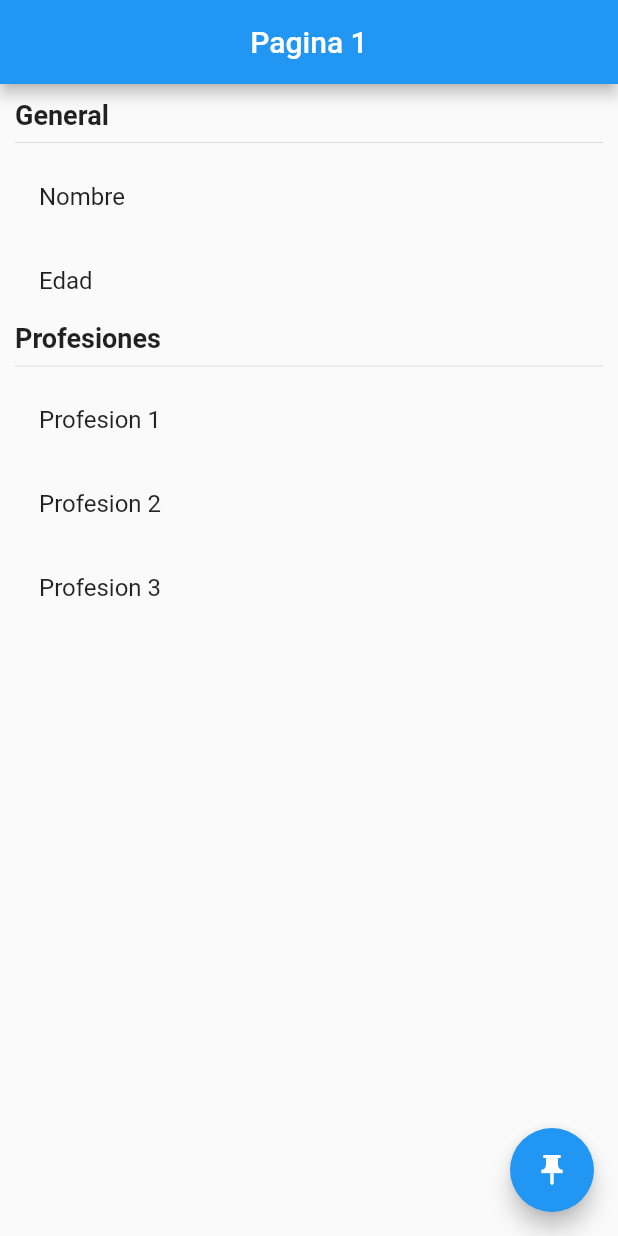
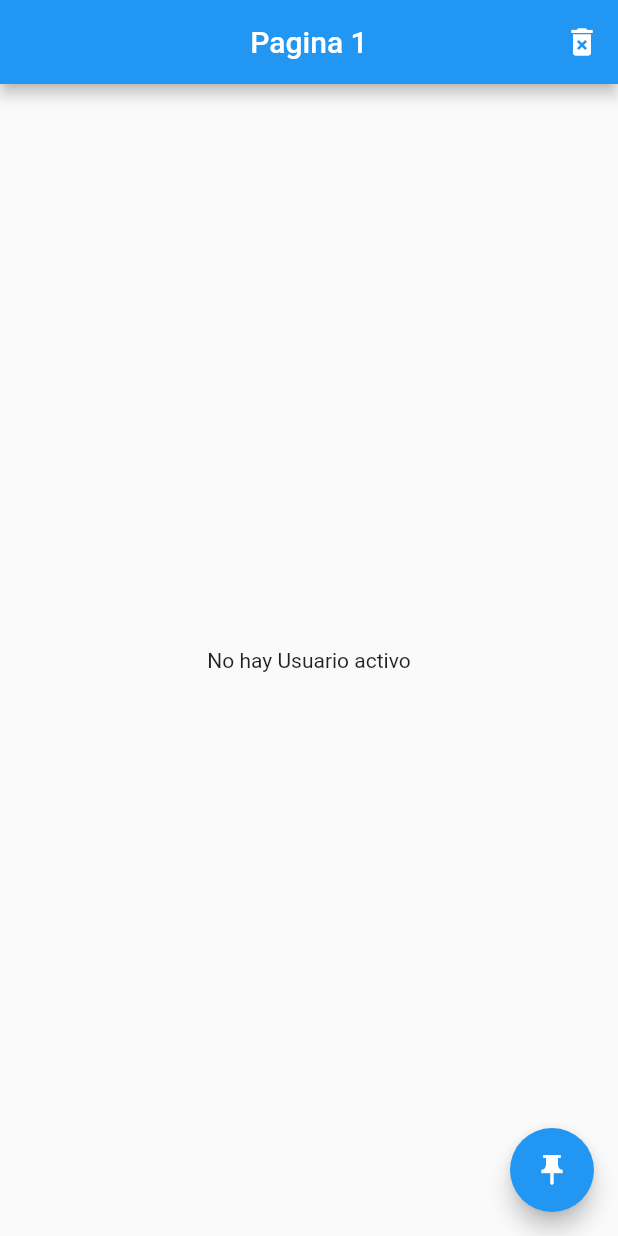
Before and after one commit to Jrosado16/manejar-estados-flutter, a Flutter app: the screen it shows after launch, on a phone screen of 412 x 824 dp. Run offline on Flutter 3.47's test engine with Material 2 defaults, Android fonts, the phone set to English and light mode, and no system bars; our stand-ins replace flutter_bloc.

Commit message:
Subida de app

```diff
--- /dev/null
+++ b/lib/bloc/usuario/usuario_bloc.dart
@@ -0,0 +1,42 @@
+
+import 'package:estados/models/Usuario.model.dart';
+import 'package:flutter_bloc/flutter_bloc.dart';
+
+part 'usuario_event.dart';
+part 'usuario_state.dart';
+
+class UsuarioBloc extends Bloc<UsuarioEvent, UsuarioState>{
+  UsuarioBloc() : super(UsuarioState());
+
+  @override
+  Stream<UsuarioState> mapEventToState(UsuarioEvent event) async*{
+
+    if(event is ActivarUsuario){
+      yield state.copyWith(usuario: event.usuario);
+
+    }else if(event is CambiarEdad){
+
+      yield state.copyWith(
+        usuario: state.usuario.copyWith(
+          edad: event.edad
+        )
+      );
+
+    }else if(event is AgregarProfesion){
+      String newProfesion = 'Profesion ${state.usuario.profesiones.length}';
+      yield state.copyWith(
+        usuario: state.usuario.copyWith(
+          profesiones: [
+            ...state.usuario.profesiones,
+            newProfesion
+          ]
+        )
+      );
+      // yield UsuarioState(user: state.usuario.copyWith(profesiones: newProfesion));
+
+    }else if(event is BorraUsuario){
+      yield state.usuarioInical();
+    }
+  }
+
+}
--- /dev/null
+++ b/lib/bloc/usuario/usuario_event.dart
@@ -0,0 +1,21 @@
+part of 'usuario_bloc.dart';
+
+abstract class UsuarioEvent {}
+
+class ActivarUsuario extends UsuarioEvent {
+  final Usuario usuario;
+
+  ActivarUsuario(this.usuario);
+}
+
+class CambiarEdad extends UsuarioEvent {
+  final int edad;
+  CambiarEdad(this.edad);
+}
+
+class AgregarProfesion extends UsuarioEvent {
+  final String profesion;
+  AgregarProfesion(this.profesion);
+}
+
+class BorraUsuario extends UsuarioEvent{}
--- /dev/null
+++ b/lib/bloc/usuario/usuario_state.dart
@@ -0,0 +1,16 @@
+part of 'usuario_bloc.dart';
+
+class UsuarioState {
+  final bool existeUsuario;
+  final Usuario usuario;
+
+  UsuarioState({Usuario user})
+      : usuario = user ?? null,
+        existeUsuario = user != null ? true : false;
+
+  UsuarioState copyWith({Usuario usuario})=> UsuarioState(
+    user: usuario ?? this.usuario
+  );
+
+  UsuarioState usuarioInical() => UsuarioState();
+}
--- a/lib/main.dart
+++ b/lib/main.dart
@@ -1,13 +1,20 @@
 import 'package:estados/pages/pagina1.page.dart';
 import 'package:estados/pages/pagina2.page.dart';
 import 'package:flutter/material.dart';
+import 'package:flutter_bloc/flutter_bloc.dart';
+
+import 'package:estados/bloc/usuario/usuario_bloc.dart';
 
 void main() => runApp(MyApp());
 
 class MyApp extends StatelessWidget {
   @override
   Widget build(BuildContext context) {
-    return MaterialApp(
+    return MultiBlocProvider(
+      providers: [
+        BlocProvider(create: (_) => new  UsuarioBloc())
+      ],
+      child: MaterialApp(
         title: 'Material App',
         debugShowCheckedModeBanner: false,
         initialRoute: 'page1',
@@ -15,6 +22,7 @@ class MyApp extends StatelessWidget {
           'page1': (_) => Pagina1Page(),
           'page2': (_) => Pagina2Page()
         },
+      ),
     );
   }
 }
--- a/lib/models/Usuario.model.dart
+++ b/lib/models/Usuario.model.dart
@@ -4,4 +4,15 @@ class Usuario {
   List<String> profesiones;
 
   Usuario({this.edad, this.nombre, this.profesiones});
+
+  Usuario copyWith({
+    String nombre,
+    int edad,
+    List<String> profesiones
+    })
+  => Usuario(
+    nombre: nombre ?? this.nombre,
+    edad: edad ?? this.edad,
+    profesiones: profesiones ?? this.profesiones,
+  );
 }
--- a/lib/pages/pagina1.page.dart
+++ b/lib/pages/pagina1.page.dart
@@ -1,4 +1,9 @@
+import 'package:estados/models/Usuario.model.dart';
 import 'package:flutter/material.dart';
+import 'package:flutter_bloc/flutter_bloc.dart';
+
+import 'package:estados/bloc/usuario/usuario_bloc.dart';
+
 
 
 class Pagina1Page extends StatelessWidget {
@@ -9,28 +14,24 @@ class Pagina1Page extends StatelessWidget {
       appBar: AppBar(
         title: Text('Pagina 1'),
         centerTitle: true,
+        actions: [
+          IconButton(
+            icon: Icon(Icons.delete_forever),
+            onPressed: (){
+              BlocProvider.of<UsuarioBloc>(context).add(BorraUsuario());
+            },
+          )
+        ],
       ),
-      body: Container(
-        padding: EdgeInsets.symmetric(horizontal: 10.0, vertical: 10.0),
-        child: Column(
-          mainAxisAlignment: MainAxisAlignment.start,
-          crossAxisAlignment: CrossAxisAlignment.start,
-          children: [
-            Text('General', style: TextStyle(fontSize: 18, fontWeight: FontWeight.bold),),
-            Divider(),
-            ListTile(title: Text('Nombre'),),
-            ListTile(title: Text('Edad'),),
-
-            Text('Profesiones', style: TextStyle(fontSize: 18, fontWeight: FontWeight.bold),),
-            Divider(),
-
-            ListTile(title: Text('Profesion 1'),),
-            ListTile(title: Text('Profesion 2'),),
-            ListTile(title: Text('Profesion 3'),),
-
-          ],
-        )
-     ),
+      body: BlocBuilder<UsuarioBloc, UsuarioState>(
+        builder: (context, state) {
+          if(state.existeUsuario){
+            return InformacionUsuario(state.usuario);
+          }else{
+            return Center(child: Text('No hay Usuario activo'));
+          }
+        },
+      ),
      floatingActionButton: FloatingActionButton(
        child: Icon(Icons.push_pin),
        onPressed: (){
@@ -40,3 +41,32 @@ class Pagina1Page extends StatelessWidget {
    );
   }
 }
+
+class InformacionUsuario extends StatelessWidget {
+  final Usuario usuario;
+  const InformacionUsuario(this.usuario);
+
+  @override
+  Widget build(BuildContext context) {
+    return Container(
+      padding: EdgeInsets.symmetric(horizontal: 10.0, vertical: 10.0),
+      child: Column(
+        mainAxisAlignment: MainAxisAlignment.start,
+        crossAxisAlignment: CrossAxisAlignment.start,
+        children: [
+          Text('General', style: TextStyle(fontSize: 18, fontWeight: FontWeight.bold),),
+          Divider(),
+          ListTile(title: Text('Nombre: ${usuario.nombre}'),),
+          ListTile(title: Text('Edad: ${usuario.edad}'),),
+
+          Text('Profesiones', style: TextStyle(fontSize: 18, fontWeight: FontWeight.bold),),
+          Divider(),
+
+          ...usuario.profesiones
+          .map((e) => ListTile(title: Text(e),)).toList()
+
+        ],
+      )
+     );
+  }
+}
--- a/pubspec.yaml
+++ b/pubspec.yaml
@@ -28,6 +28,8 @@ dependencies:
   # The following adds the Cupertino Icons font to your application.
   # Use with the CupertinoIcons class for iOS style icons.
   cupertino_icons: ^1.0.0
+  flutter_bloc: ^6.0.6
+  bloc: ^6.1.0
 
 dev_dependencies:
   flutter_test:
```
Also changed, not shown: lib/pages/pagina2.page.dart (+21 -2 lines), pubspec.lock, 1 other file. Lines whose indentation alone changed are shown as unchanged.
